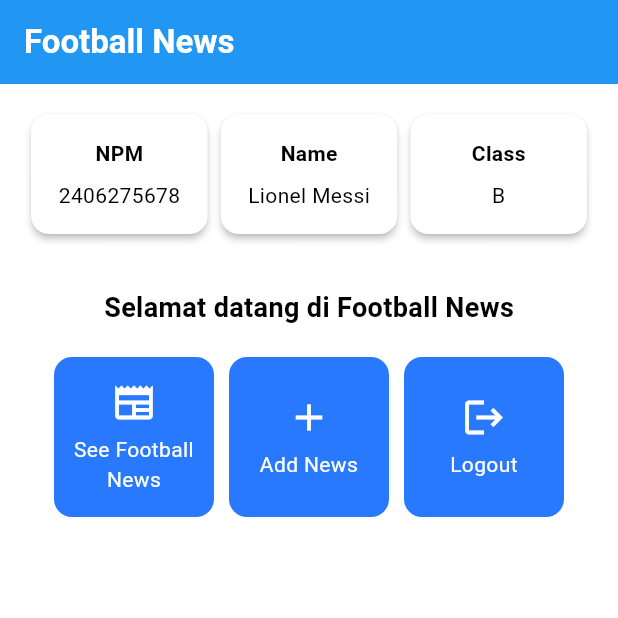
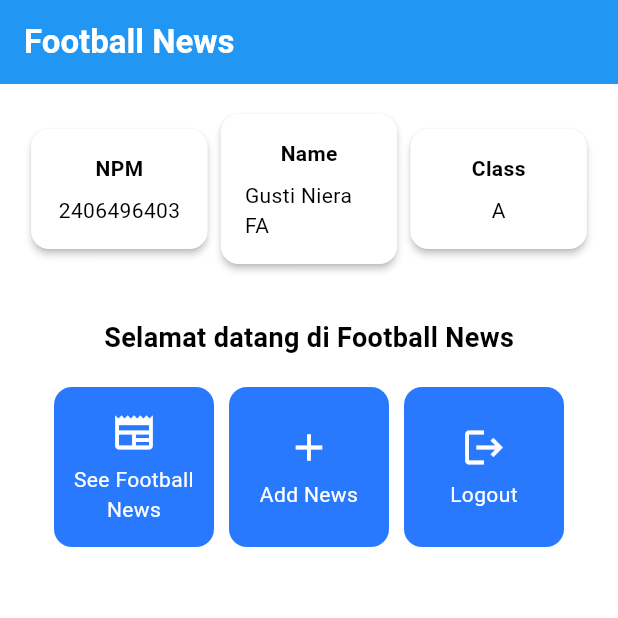
Before and after one commit to gstniera/football-news-mobile, a Flutter app: the screen it shows after launch, on a phone screen of 412 x 824 dp, the top half of it. Run offline on Flutter 3.47's test engine with Material 3 defaults, Android fonts, the phone set to English and light mode, and no system bars.

Commit message:
Tutorial 6

```diff
--- a/lib/menu.dart
+++ b/lib/menu.dart
@@ -3,9 +3,9 @@ import 'package:flutter/material.dart';
 class MyHomePage extends StatelessWidget {
   MyHomePage({super.key});
 
-  final String nama = "Lionel Messi"; //nama
-  final String npm = "2406275678"; //npm
-  final String kelas = "B"; //kelas
+  final String nama = "Gusti Niera FA"; //nama
+  final String npm = "2406496403"; //npm
+  final String kelas = "A"; //kelas
   final List<ItemHomepage> items = [
     ItemHomepage("See Football News", Icons.newspaper),
     ItemHomepage("Add News", Icons.add),
```
